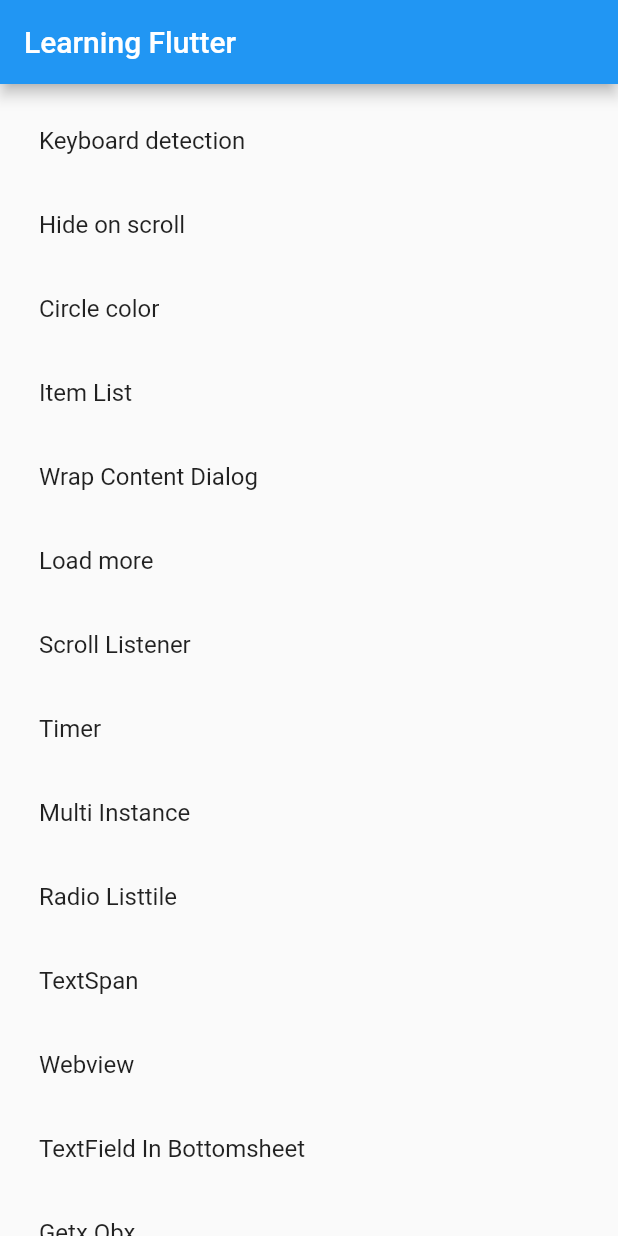
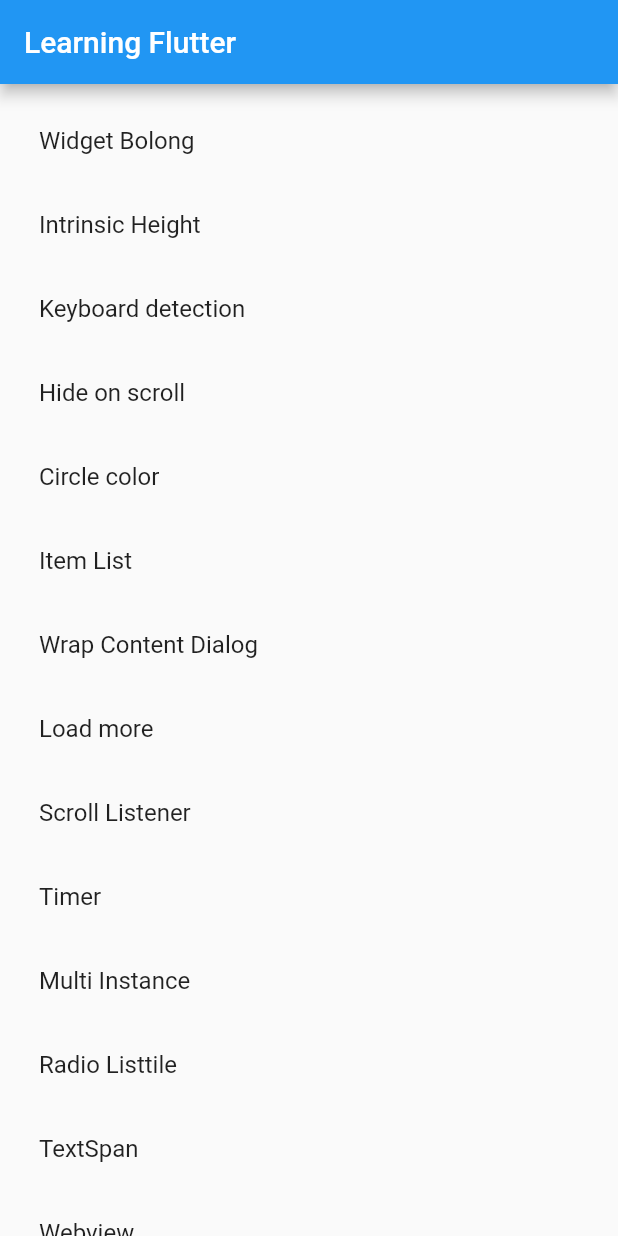
Before and after one commit to inyong1/learning-flutter, a Flutter app: the screen it shows after launch, on a phone screen of 412 x 824 dp. Run offline on Flutter 3.47's test engine with Material 2 defaults, Android fonts, the phone set to English and light mode, and no system bars; our stand-ins replace dio, get; missing offline and left inert: flutter_inappwebview.

Commit message:
commit kedua

```diff
--- a/lib/main.dart
+++ b/lib/main.dart
@@ -7,10 +7,10 @@ import 'package:intl/date_symbol_data_local.dart';
 import 'package:learning_flutter/presenters/app_pages..dart';
 import 'package:learning_flutter/presenters/app_routes.dart';
 
-StreamController  broadCaster = StreamController.broadcast();
+StreamController broadCaster = StreamController.broadcast();
 ValueNotifier notifier = ValueNotifier("inital event");
 
-void main() async{
+void main() async {
   // Timer.periodic(const Duration(seconds: 2), (timer) {
   //   broadCaster.add("data ${timer.tick}");
   //   notifier.value = "data for notifier ${timer.tick}";
@@ -23,13 +23,10 @@ void main() async{
   //   print("listener notifier ${notifier.value}");
   // });
 
-
   WidgetsFlutterBinding.ensureInitialized();
   await initializeDateFormatting('id', "");
   runApp(const MyApp());
 }
-
-
 
 class MyApp extends StatelessWidget {
   const MyApp({Key? key}) : super(key: key);
@@ -41,6 +38,7 @@ class MyApp extends StatelessWidget {
       title: 'Learning Flutter',
       getPages: AppPages.appPages,
       initialRoute: AppRoutes.home,
+      debugShowCheckedModeBanner: false,
     );
   }
 }
--- a/lib/presenters/app_pages..dart
+++ b/lib/presenters/app_pages..dart
@@ -9,6 +9,7 @@ import 'package:learning_flutter/presenters/pages/getx_obx/getx_obx_page.dart';
 import 'package:learning_flutter/presenters/pages/hide_on_scroll/hide_on_scroll_controller.dart';
 import 'package:learning_flutter/presenters/pages/hide_on_scroll/hide_on_scroll_page.dart';
 import 'package:learning_flutter/presenters/pages/home/home_page.dart';
+import 'package:learning_flutter/presenters/pages/intrinsicheight/intrinsic_height_page.dart';
 import 'package:learning_flutter/presenters/pages/keyboard_detection/keyboard_detection_controller.dart';
 import 'package:learning_flutter/presenters/pages/keyboard_detection/keyboard_detection_page.dart';
 import 'package:learning_flutter/presenters/pages/loadmore/load_more_page.dart';
@@ -23,6 +24,7 @@ import 'package:learning_flutter/presenters/pages/textfield_in_bottomsheet/text_
 import 'package:learning_flutter/presenters/pages/textspan/text_span_page.dart';
 import 'package:learning_flutter/presenters/pages/timer/timer_example.dart';
 import 'package:learning_flutter/presenters/pages/webview/webview_page.dart';
+import 'package:learning_flutter/presenters/pages/widget_bolong/widget_bolong_page.dart';
 import 'package:learning_flutter/presenters/pages/wrapcontent_dialog/wrap_content_dialog_page.dart';
 
 import 'pages/timer/timer_example_controller.dart';
@@ -34,6 +36,12 @@ abstract class AppPages {
       name: AppRoutes.home,
       page: () {
         return const HomePage();
+      },
+    ),
+    GetPage(
+      name: AppRoutes.widgetBolong,
+      page: () {
+        return const WidgetBolongPage();
       },
     ),
 
@@ -125,5 +133,9 @@ abstract class AppPages {
       name: AppRoutes.circleColor,
       page: () => const CircleColorPage(),
     ),
+    GetPage(
+      name: AppRoutes.intrinsicheight,
+      page: () => const IntrinsicHeightPage(),
+    ),
   ];
 }
--- a/lib/presenters/app_routes.dart
+++ b/lib/presenters/app_routes.dart
@@ -16,4 +16,6 @@ abstract class AppRoutes {
   static const hideOnScroll = "/hideOnScroll";
   static const circleColor = "/circleColor";
   static const keyboardDetection = "/keybaord-detection";
+  static const intrinsicheight = "/intrinsic-height";
+  static const widgetBolong = "/widget-bolong";
 }
--- a/lib/presenters/pages/home/home_page.dart
+++ b/lib/presenters/pages/home/home_page.dart
@@ -12,6 +12,14 @@ class HomePage extends StatelessWidget {
         title: const Text("Learning Flutter"),
       ),
       body: ListView(padding: const EdgeInsets.all(10), children: [
+        ListTile(
+          title: const Text("Widget Bolong"),
+          onTap: () => Get.toNamed(AppRoutes.widgetBolong),
+        ),
+        ListTile(
+          title: const Text("Intrinsic Height"),
+          onTap: () => Get.toNamed(AppRoutes.intrinsicheight),
+        ),
         ListTile(
           title: const Text("Keyboard detection"),
           onTap: () => Get.toNamed(AppRoutes.keyboardDetection),
--- /dev/null
+++ b/lib/presenters/pages/widget_bolong/path_bolong.dart
@@ -0,0 +1,19 @@
+import 'dart:math';
+
+import 'package:flutter/material.dart';
+
+class PathBolong extends CustomClipper<Path> {
+  @override
+  Path getClip(Size size) {
+    final path1 = Path()..addRect(Rect.fromLTRB(0, 0, size.width, size.height));
+    final center = Offset(size.width / 2, size.height / 2);
+    final besarLingkaran = 0.75 * min(size.width, size.height);
+    final lingkaran = Rect.fromCenter(
+        center: center, width: besarLingkaran, height: besarLingkaran);
+    final path2 = Path()..addOval(lingkaran);
+    return Path.combine(PathOperation.difference, path1, path2);
+  }
+
+  @override
+  bool shouldReclip(covariant CustomClipper<Path> oldClipper) => true;
+}
```
Also changed, not shown: lib/presenters/pages/intrinsicheight/intrinsic_height_page.dart (added, +31 -0 lines), lib/presenters/pages/widget_bolong/widget_bolong_page.dart (added, +58 -0 lines).
